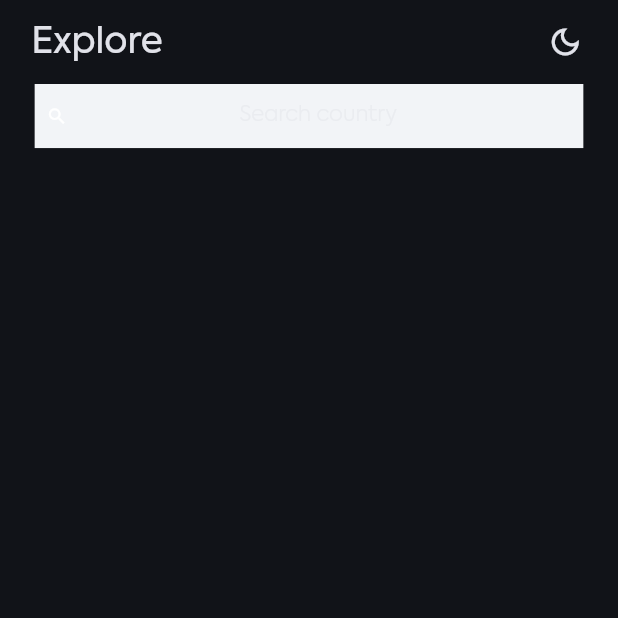
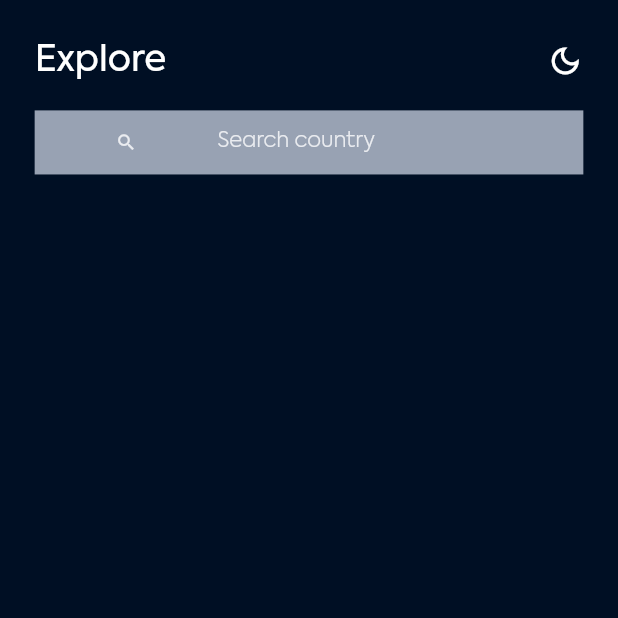
Before and after one commit to AbassLanre/hng9_country_info, a Flutter app: the screen it shows after launch, on a phone screen of 412 x 824 dp, the top half of it. Run offline on Flutter 3.47's test engine with Material 2 defaults, Android fonts, the phone set to English and light mode, and no system bars; our stand-ins replace flutter_screenutil.

Commit message:
updated scaffoldBackgroud

```diff
--- a/lib/constants/styles.dart
+++ b/lib/constants/styles.dart
@@ -12,8 +12,8 @@ Color stateTextColor = currentTheme.currentTheme() != ThemeMode.dark
     ? const Color(0xff667085)
     : const Color(0xff98a2b3);
 Color searchBarColor = currentTheme.currentTheme() != ThemeMode.dark
-    ? const Color(0xff98a2b3)
-    : const Color(0xfff2f4f7);
+    ? const Color(0xfff2f4f7)
+    : const Color(0xff98a2b3);
 
 TextStyle searchTextStyle = TextStyle(
   fontSize: 16.sp, fontWeight: FontWeight.w300,color: searchTextColor
--- a/lib/main.dart
+++ b/lib/main.dart
@@ -42,7 +42,7 @@ class _MyAppState extends State<MyApp> {
                   fontFamily: 'Axiforma',
                   color: Colors.black)),),
           darkTheme: ThemeData(
-            colorSchemeSeed: const Color(0xff000F24),
+            scaffoldBackgroundColor:const Color(0xff000F24) ,
               brightness: Brightness.dark,
               fontFamily: 'Axiforma'),
           debugShowCheckedModeBanner: false,
--- a/lib/ui/homepage.dart
+++ b/lib/ui/homepage.dart
@@ -14,35 +14,33 @@ bool darkMode = true;
 class _HomePageState extends State<HomePage> {
   @override
   Widget build(BuildContext context) {
-    return Scaffold(
-      appBar: AppBar(
-        elevation: 0,
-        title: Padding(
-          padding: EdgeInsets.only(left: 5.0.w),
-          child: const Text('Explore',style: TextStyle(fontSize: 24),),
-        ),
-        actions: [
-          Padding(
-            padding: EdgeInsets.only(right:24.0.w),
-            child: GestureDetector(
+    return SafeArea(
+      child: Scaffold(
+        body: Padding(
+          padding: EdgeInsets.symmetric(horizontal: 24.0.w, vertical: 24.h),
+          child: SingleChildScrollView(
+            child: Column(
+              children: [
+                Row(
+                  mainAxisAlignment: MainAxisAlignment.spaceBetween,
+                  children: [
+                    const Text('Explore',style: TextStyle(fontSize: 24),),
+                    GestureDetector(
                         onTap: () {
                           setState(() {
+                            darkMode = !darkMode;
                             currentTheme.switchTheme();
-                    darkMode = !darkMode;
                           });
                         },
                         child: !darkMode?const Icon(Icons.light_mode_outlined):
-            const Icon(Icons.dark_mode_outlined)),
-          ),
+                        const Icon(Icons.dark_mode_outlined))
+
                   ],
                 ),
-      body: Padding(
-        padding: EdgeInsets.symmetric(horizontal: 24.0.w),
-        child: SingleChildScrollView(
-          child: Column(
-            children: [
-              SearchBar(),
+                SizedBox(height: 16.h,),
+                const SearchBar(),
               ],
+            ),
           ),
         ),
       ),
--- a/lib/widgets/searchbar.dart
+++ b/lib/widgets/searchbar.dart
@@ -24,9 +24,7 @@ class _SearchBarState extends State<SearchBar> {
       child: Row(
         mainAxisAlignment: MainAxisAlignment.spaceBetween,
         children: [
-          SizedBox(width: 8.w,),
-          Icon(Icons.search,size: 16.r,),
-          const Expanded(child:  SizedBox(width: 16,)),
+          Expanded(child: Icon(Icons.search,size: 16.r,color: searchTextColor,)),
           Expanded(
             child: TextField(
               controller: searchCountryController,
```
Lines whose indentation alone changed are shown as unchanged.
